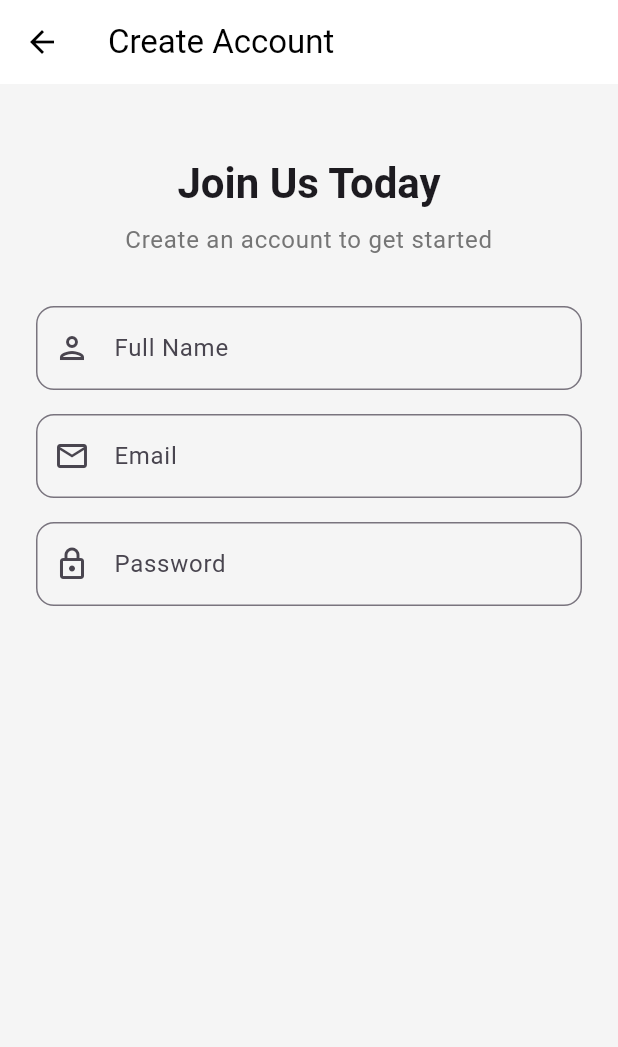
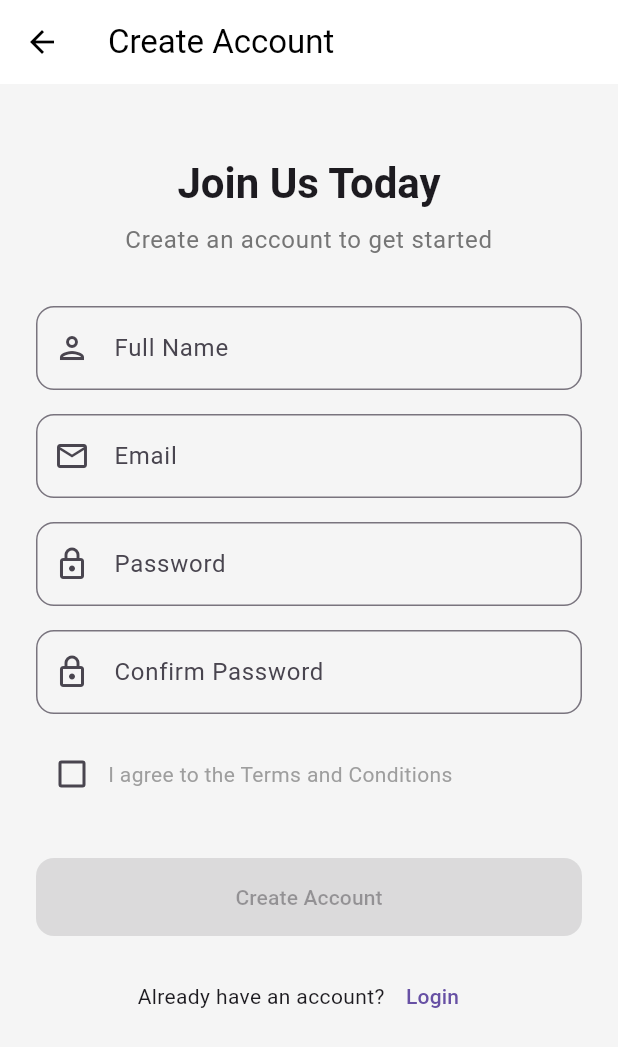
Before and after one commit to aduoke33/2025_LTTBDD_N05_Nhom_4, a Flutter app: the RegisterScreen screen opened directly, on a phone screen of 412 x 824 dp. Shown: the top 1047 px of the screen. Run offline on Flutter 3.47's test engine with Material 3 defaults, Android fonts, the phone set to English and light mode, and no system bars; network calls fail.

Commit message:
feat: add password confirmation and terms checkbox

```diff
--- a/lib/screens/register_screen.dart
+++ b/lib/screens/register_screen.dart
@@ -8,6 +8,8 @@ class RegisterScreen extends StatefulWidget {
 }
 
 class _RegisterScreenState extends State<RegisterScreen> {
+  bool _agreeToTerms = false;
+
   @override
   Widget build(BuildContext context) {
     return Scaffold(
@@ -76,7 +78,73 @@ class _RegisterScreenState extends State<RegisterScreen> {
                 ),
               ),
 
-              // lam tiep o day nhe
+              const SizedBox(height: 16),
+
+              // Confirm Password Field
+              TextFormField(
+                obscureText: true,
+                decoration: InputDecoration(
+                  labelText: 'Confirm Password',
+                  hintText: 'Re-enter your password',
+                  prefixIcon: const Icon(Icons.lock_outlined),
+                  border: OutlineInputBorder(
+                    borderRadius: BorderRadius.circular(12),
+                  ),
+                ),
+              ),
+              const SizedBox(height: 16),
+
+              // Terms and Conditions Checkbox
+              Row(
+                children: [
+                  Checkbox(
+                    value: _agreeToTerms,
+                    onChanged: (value) {
+                      setState(() {
+                        _agreeToTerms = value ?? false;
+                      });
+                    },
+                  ),
+                  const Expanded(
+                    child: Text(
+                      'I agree to the Terms and Conditions',
+                      style: TextStyle(color: Colors.grey),
+                    ),
+                  ),
+                ],
+              ),
+              const SizedBox(height: 32),
+
+              // Register Button
+              ElevatedButton(
+                onPressed: _agreeToTerms
+                    ? () {
+                  // TODO: Implement registration logic
+                }
+                    : null, // Button is disabled if terms are not agreed to
+                style: ElevatedButton.styleFrom(
+                  padding: const EdgeInsets.symmetric(vertical: 16),
+                  shape: RoundedRectangleBorder(
+                    borderRadius: BorderRadius.circular(12),
+                  ),
+                ),
+                child: const Text('Create Account'),
+              ),
+              const SizedBox(height: 16),
+
+              // Login Link
+              Row(
+                mainAxisAlignment: MainAxisAlignment.center,
+                children: [
+                  const Text("Already have an account?"),
+                  TextButton(
+                    onPressed: () {
+                      Navigator.of(context).pop();
+                    },
+                    child: const Text('Login'),
+                  ),
+                ],
+              ),
             ],
           ),
         ),
```
